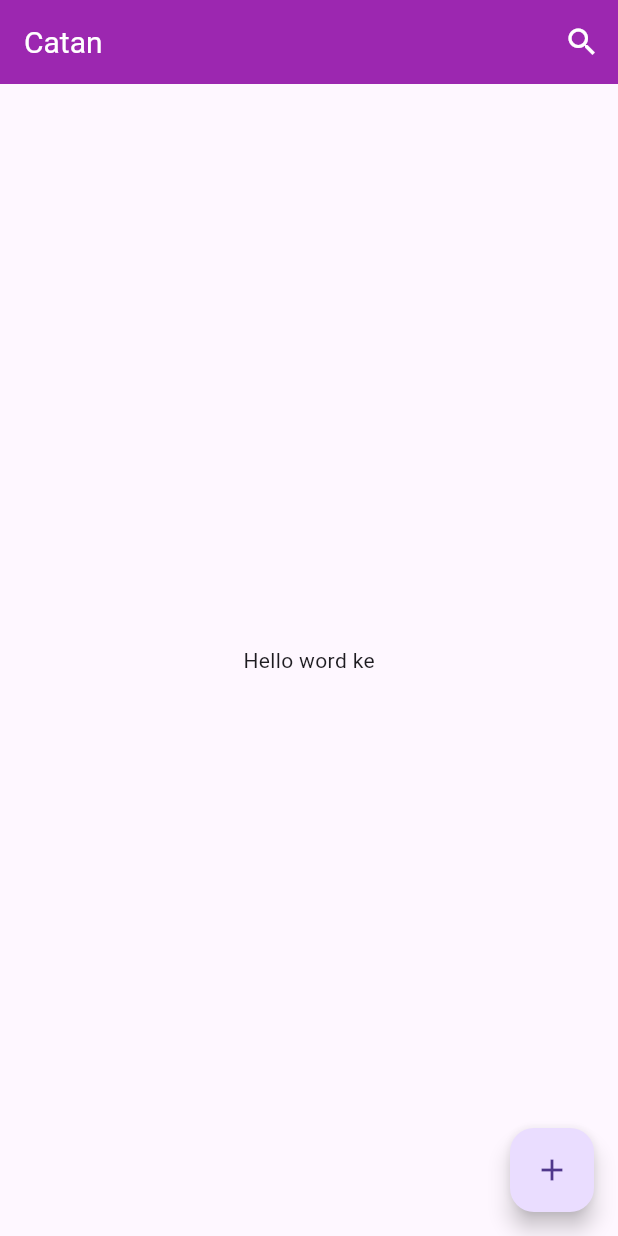
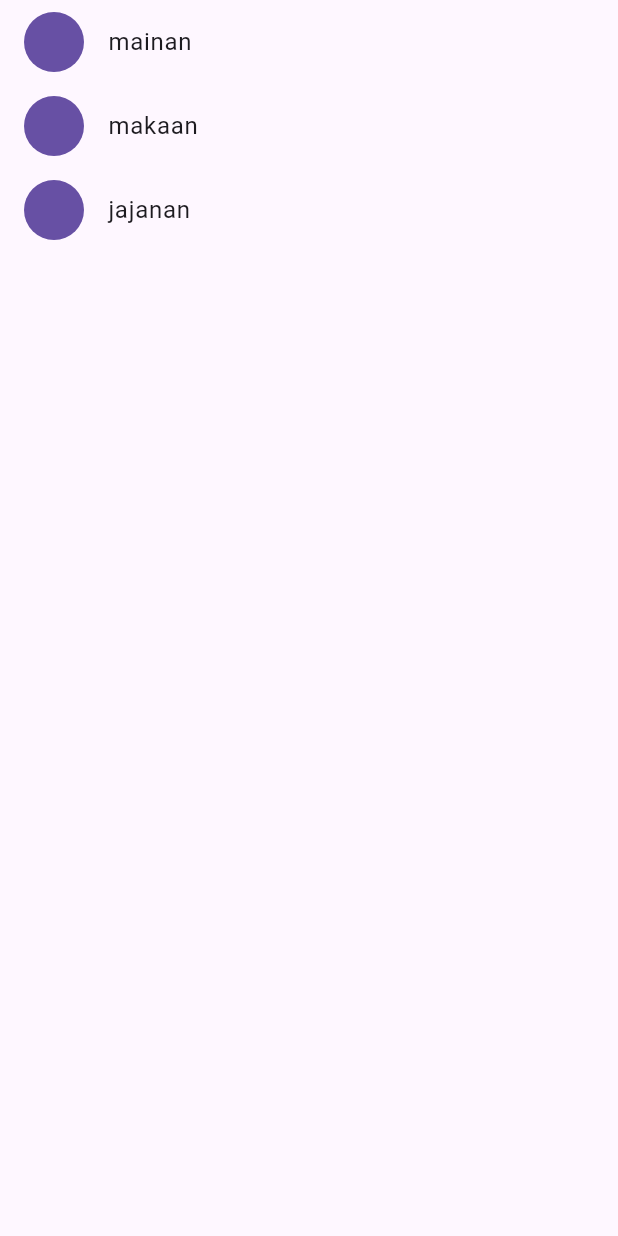
Before and after one commit to AimanFadillah/Belajar-Flutter, a Flutter app: the screen it shows after launch, on a phone screen of 412 x 824 dp. Run offline on Flutter 3.47's test engine with Material 3 defaults, Android fonts, the phone set to English and light mode, and no system bars.

Commit message:
ShoopingList

```diff
--- a/lib/main.dart
+++ b/lib/main.dart
@@ -1,43 +1,102 @@
-import "package:flutter/material.dart";
+import 'package:flutter/material.dart';
 
-void main(){
-  runApp(
-      const MaterialApp(
-        title: "Homepage",
-        debugShowCheckedModeBanner: false,
-        home:SafeArea(child: MyApp())
-      )
-  );
+class Product {
+  const Product({required this.name});
+
+  final String name;
 }
 
-class MyApp extends StatelessWidget {
-  const MyApp({super.key});
+typedef CartChangedCallback = Function (Product product,bool inCart);
+
+class ShoppingListItem extends StatelessWidget {
+  ShoppingListItem({
+      required this.product,
+      required this.inCart,
+      required this.onCartChanged,
+  }) : super(key:ObjectKey(product));
+
+  final Product product;
+  final bool inCart;
+  final CartChangedCallback onCartChanged;
+
+  Color _getColor (BuildContext context){
+    return inCart ? Colors.black54 : Theme.of(context).primaryColor;
+  }
+
+  TextStyle? _getTextStyle (BuildContext context){
+    if(!inCart) return null;
+    return const TextStyle(
+      color: Colors.black54,
+      decoration: TextDecoration.lineThrough
+    );
+  }
+
   @override
   Widget build(BuildContext context) {
-    return Scaffold(
-      appBar: AppBar(
-        title:const Text("Catan",style: TextStyle(color: Colors.white,fontSize: 20)),
-        backgroundColor: Colors.purple,
-        actions:const [
-          IconButton(onPressed: null, icon: Icon(Icons.search,color: Colors.white),tooltip: "Cari Catatan")
-        ],
+    return ListTile(
+      onTap: (){
+        onCartChanged(product,inCart);
+      },
+      leading: CircleAvatar(
+        backgroundColor: _getColor(context),
       ),
-      body:const BodyApp(),
-      floatingActionButton:const FloatingActionButton(
-          onPressed: null,
-          tooltip: "Tambah Catatan",
-          child:Icon(Icons.add)
+      title: Text(
+        product.name,
+        style: _getTextStyle(context),
       ),
     );
   }
 }
 
-class BodyApp extends StatelessWidget{
-  const BodyApp ({super.key});
+class ShoppingList extends StatefulWidget{
+  const ShoppingList({required this.products,super.key});
+
+  final List<Product> products;
+  @override
+  State<ShoppingList> createState() => _ShoppingListState();
+}
+
+class _ShoppingListState extends State<ShoppingList>{
+  final _shoppingCart = <Product>{};
+
+  void _handleCartChanged(Product product,bool inCart){
+    setState(() {
+      if(!inCart){
+        _shoppingCart.add(product);
+      }else{
+        _shoppingCart.remove(product);
+      }
+    });
+  }
+
   @override
   Widget build(BuildContext context) {
-    return const Center(
-      child: Text("Hello word ke"),
+    return Scaffold(
+      body: ListView(
+        children: widget.products.map((product) {
+          return ShoppingListItem(
+              product: product,
+              inCart: _shoppingCart.contains(product),
+              onCartChanged: _handleCartChanged
+          );
+        }).toList(),
+      ),
     );
   }
 }
+
+void main () {
+  runApp(
+    const MaterialApp(
+      title: "Shoopping list",
+      debugShowCheckedModeBanner: false,
+      home:ShoppingList(
+          products:[
+            Product(name: "mainan"),
+            Product(name:"makaan"),
+            Product(name: "jajanan")
+          ]
+      )
+    )
+  );
+}
```
